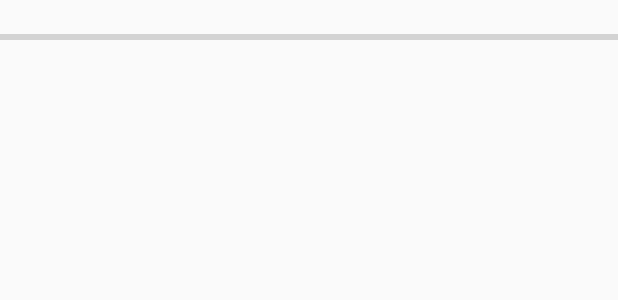
After one commit to s14003/ShootingHituzi, an Android app: the layout activity_tap.xml on its own in the app's theme, with its tools: preview values and no code run, on a phone screen of 412 x 824 dp. The commit adds this screen. Shown: the top 300 px of the screen. Run offline under Robolectric (Android 15) with nearby library versions, the phone set to English and light mode, and no system bars.

Commit message:
育成途中

```diff
--- a/app/src/main/java/jp/ac/it_college/std/s14003/android/shootinghituzi/Droid.java
+++ b/app/src/main/java/jp/ac/it_college/std/s14003/android/shootinghituzi/Droid.java
@@ -2,6 +2,7 @@ package jp.ac.it_college.std.s14003.android.shootinghituzi;
 
 import android.graphics.Bitmap;
 import android.graphics.Canvas;
+import android.graphics.Color;
 import android.graphics.Paint;
 import android.graphics.Rect;
 import android.util.Log;
@@ -24,6 +25,7 @@ public class Droid extends BaseObject {
 
         yPosition = rect.centerY();
         xPosition = rect.centerX();
+        paint.setColor(Color.RED);
     }
 
     @Override
--- a/app/src/main/java/jp/ac/it_college/std/s14003/android/shootinghituzi/GameView.java
+++ b/app/src/main/java/jp/ac/it_college/std/s14003/android/shootinghituzi/GameView.java
@@ -32,6 +32,8 @@ public class GameView extends SurfaceView implements SurfaceHolder.Callback {
     private long score;
     private Callback callback;
     private int num = 10;
+    private DrawThread drawThread;
+
 
     private class DrawThread extends Thread {
         boolean isFinished;
@@ -55,7 +57,6 @@ public class GameView extends SurfaceView implements SurfaceHolder.Callback {
         }
     }
 
-    private DrawThread drawThread;
 
     public void startDrawThread() {
         stopDrawThread();
@@ -200,6 +201,5 @@ public class GameView extends SurfaceView implements SurfaceHolder.Callback {
     @Override
     public void surfaceDestroyed(SurfaceHolder holder) {
         stopDrawThread();
-
     }
 }
--- a/app/src/main/java/jp/ac/it_college/std/s14003/android/shootinghituzi/Result.java
+++ b/app/src/main/java/jp/ac/it_college/std/s14003/android/shootinghituzi/Result.java
@@ -12,6 +12,8 @@ import android.widget.TextView;
 public class Result extends AppCompatActivity implements View.OnClickListener {
 //GameViewのスコアをSharedPreferencesに保存して取得。
     private Button button;
+
+
     @Override
     protected void onCreate(Bundle savedInstanceState) {
         super.onCreate(savedInstanceState);
--- /dev/null
+++ b/app/src/main/res/layout/activity_tap.xml
@@ -0,0 +1,19 @@
+<?xml version="1.0" encoding="utf-8"?>
+<LinearLayout xmlns:android="http://schemas.android.com/apk/res/android"
+    android:orientation="vertical" android:layout_width="match_parent"
+    android:layout_height="match_parent"
+    android:weightSum="1">
+    <ProgressBar
+        style="?android:attr/progressBarStyleHorizontal"
+        android:layout_width="match_parent"
+        android:layout_height="0dp"
+        android:id="@+id/progressBar"
+        android:max="2000"
+        android:indeterminate="false"
+        android:layout_weight="0.06" />
+
+    <ImageView
+        android:layout_width="match_parent"
+        android:layout_height="wrap_content"
+        />
+</LinearLayout>
```
Also changed, not shown: app/src/main/java/jp/ac/it_college/std/s14003/android/shootinghituzi/MainActivity.java (+4 -8 lines), app/src/main/java/jp/ac/it_college/std/s14003/android/shootinghituzi/TapGame.java (added, +13 -0 lines), app/src/main/res/layout/activity_main.xml (+1 -8 lines).
